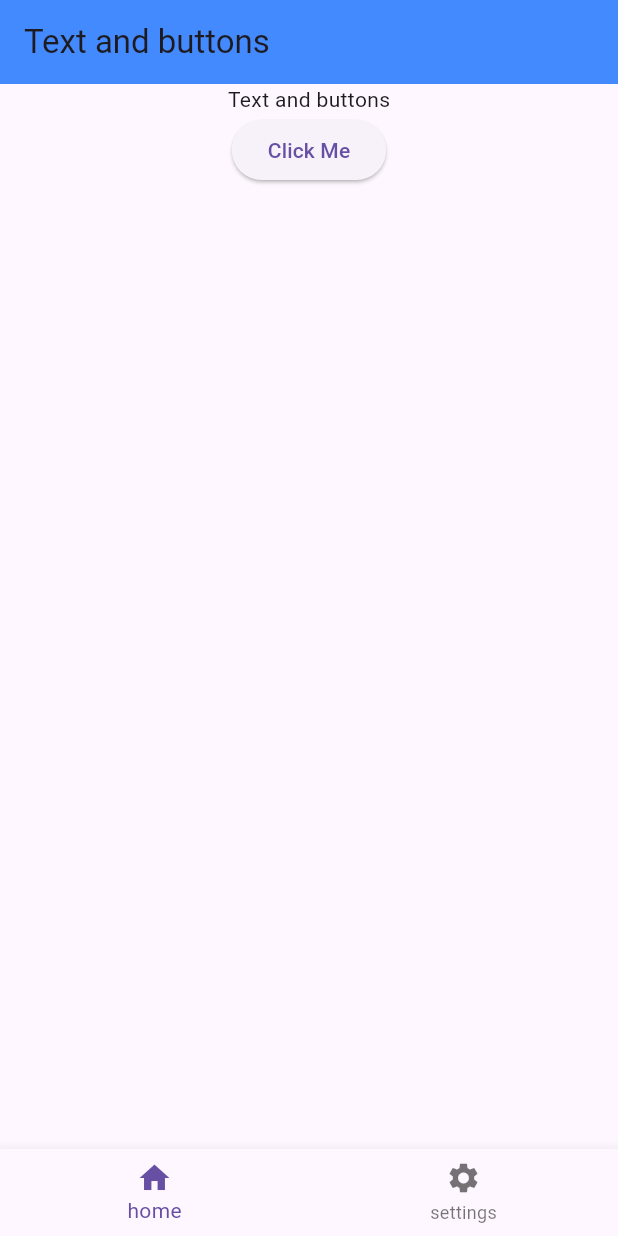
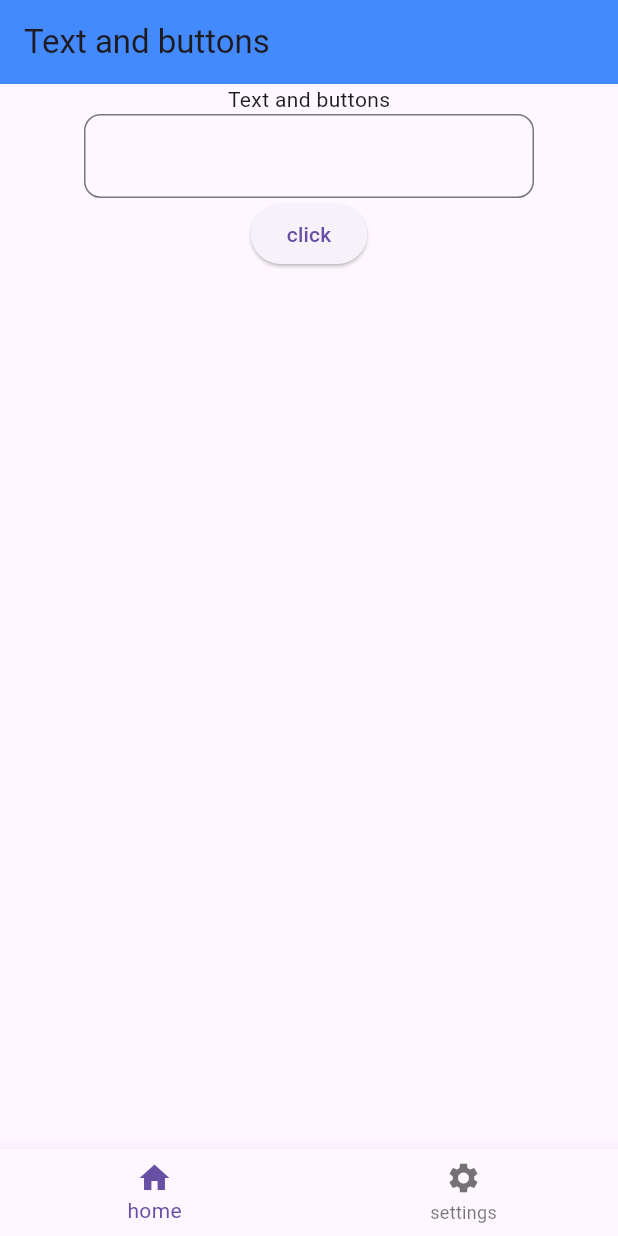
Before and after one commit to AM5hubh/Flutter, a Flutter app: the screen it shows after launch, on a phone screen of 412 x 824 dp. Run offline on Flutter 3.47's test engine with Material 3 defaults, Android fonts, the phone set to English and light mode, and no system bars.

Commit message:
pract02done

```diff
--- a/pract02_textbuttonwidgets/lib/main.dart
+++ b/pract02_textbuttonwidgets/lib/main.dart
@@ -1,13 +1,19 @@
 import 'package:flutter/material.dart';
 
 void main() {
-  runApp(const MyApp());
+  runApp(MyApp());
 }
 
-class MyApp extends StatelessWidget {
+class MyApp extends StatefulWidget {
   const MyApp({super.key});
+  // This widget is the root of your application.
+  @override
+  State<MyApp> createState() => _MyAppState();
+}
 
-  // This widget is the root of your application.
+class _MyAppState extends State<MyApp> {
+  String buttonName = 'click';
+  var textChange = TextEditingController();
   @override
   Widget build(BuildContext context) {
     return MaterialApp(
@@ -18,8 +24,29 @@ class MyApp extends StatelessWidget {
             backgroundColor: Colors.blueAccent,
           ),
           body: Column(children: [
-            Center(child: Text("Text and buttons"),),
-            Center(child: ElevatedButton(onPressed: () { }, child: Text("Click Me")))
+            Center(
+              child: Text("Text and buttons"),
+            ),
+            SizedBox(
+                width: 300,
+                child: TextField(
+                  decoration: InputDecoration(
+
+                    border: OutlineInputBorder(
+                        borderRadius: BorderRadius.circular(11)),
+                  ),
+                )),
+
+            Center(
+                child: ElevatedButton(
+                    onPressed: () {
+                      setState(() {
+                        buttonName = 'Clicked';
+                      });
+                      // print('Hello World');
+                      // buttonName = 'Clicked';
+                    },
+                    child: Text(buttonName)))
           ]),
           bottomNavigationBar: BottomNavigationBar(
             items: const [
```
Also changed, not shown: 1 other file.
